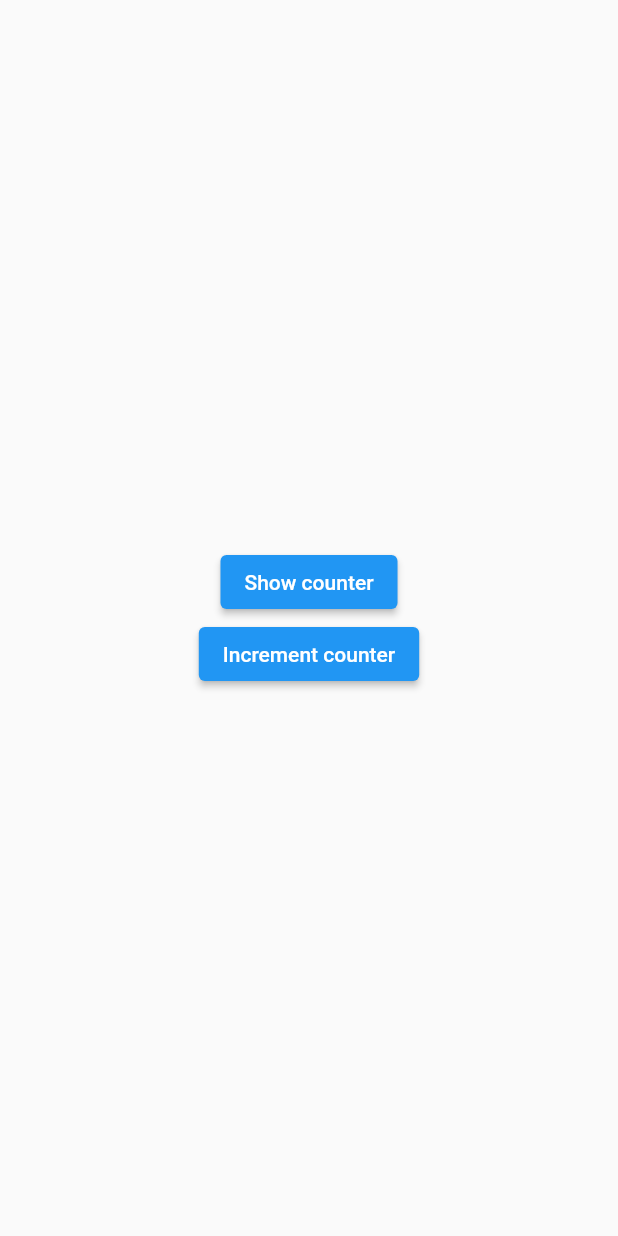
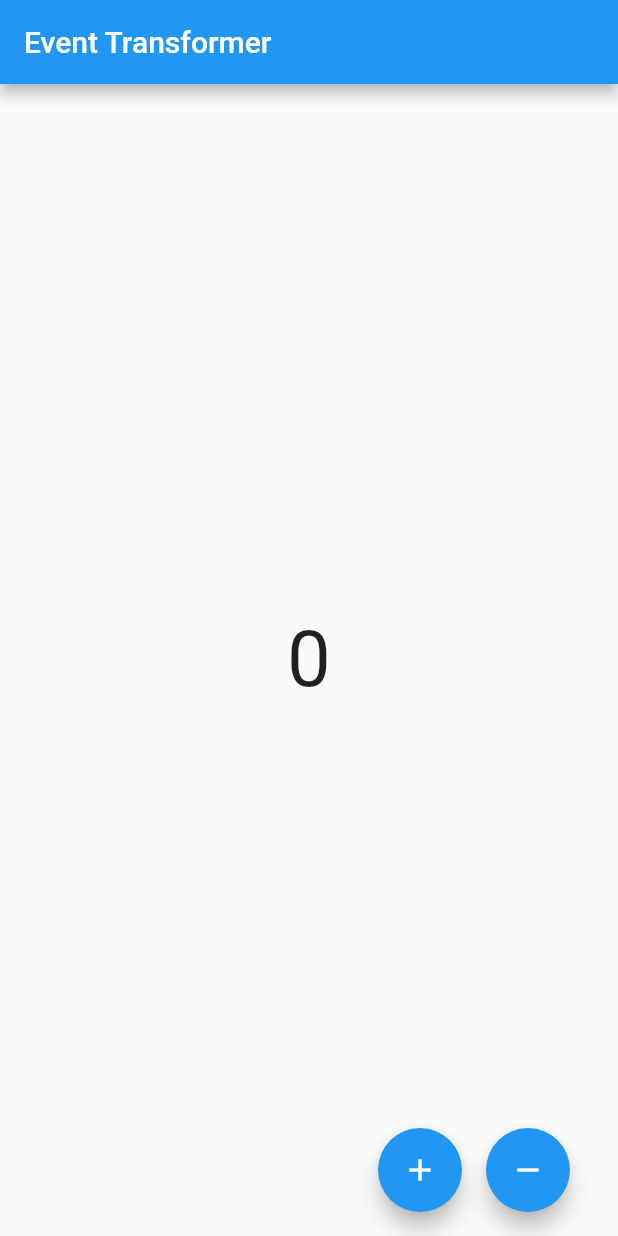
Before and after one commit to a01r066/flutter_bloc_demo, a Flutter app: the screen it shows after launch, on a phone screen of 412 x 824 dp. Run offline on Flutter 3.47's test engine with Material 2 defaults, Android fonts, the phone set to English and light mode, and no system bars; our stand-ins replace bloc, bloc_concurrency, equatable, flutter_bloc.

Commit message:
Event transformer

```diff
--- a/lib/app_widget.dart
+++ b/lib/app_widget.dart
@@ -2,6 +2,7 @@ import 'package:bloc_demo/blocs/bloc2bloc/bloc_color_increment_page.dart';
 import 'package:bloc_demo/blocs/bloc2bloc_BlocListener/blcolor_increment_page.dart';
 import 'package:bloc_demo/blocs/bloc_access_context/bac_increment_page.dart';
 import 'package:bloc_demo/blocs/counter/bloc_counter.dart';
+import 'package:bloc_demo/blocs/event_transformer/evt_counter_page.dart';
 import 'package:bloc_demo/blocs/theme/theme_page.dart';
 import 'package:bloc_demo/cubits/cubit2cubit/color_increment_page.dart';
 import 'package:bloc_demo/cubits/cubit2cubit_bloclistener/cb_color_increment_page.dart';
@@ -14,8 +15,11 @@ import 'blocs/counter/bloc_counter_page.dart';
 class AppWidget extends StatelessWidget {
   @override
   Widget build(BuildContext context) {
+    // Event transformer
+    return EvtCounterPage();
+
     // Bloc Access Named Route
-    return BanrIncrementPage();
+    // return BanrIncrementPage();
 
     // Bloc Access Anonymous Route
     // return BaarcIncrementPage();
--- a/lib/blocs/bloc_access_named_route/banr_increment_page.dart
+++ b/lib/blocs/bloc_access_named_route/banr_increment_page.dart
@@ -21,15 +21,35 @@ class _BanrIncrementPageState extends State<BanrIncrementPage> {
   Widget build(BuildContext context) {
     return MaterialApp(
       title: "Named Route",
-      routes: {
-        '/': (context) => BlocProvider.value(
-              value: incrementBloc,
-              child: const BanrIncrementWidget(),
-            ),
-        '/counter': (context) => BlocProvider.value(
-              value: incrementBloc,
-              child: const BanrCounterpage(),
-            ),
+      // routes: {
+      //   '/': (context) => BlocProvider.value(
+      //         value: incrementBloc,
+      //         child: const BanrIncrementWidget(),
+      //       ),
+      //   '/counter': (context) => BlocProvider.value(
+      //         value: incrementBloc,
+      //         child: const BanrCounterpage(),
+      //       ),
+      // },
+      onGenerateRoute: (RouteSettings setting){
+        switch(setting.name){
+          case '/':
+            return MaterialPageRoute(builder: (context){
+              return BlocProvider.value(
+                value: incrementBloc,
+                child: const BanrIncrementWidget(),
+              );
+            });
+          case '/counter':
+            return MaterialPageRoute(builder: (context){
+              return BlocProvider.value(
+                value: incrementBloc,
+                child: const BanrCounterpage(),
+              );
+            });
+          default:
+            return null;
+        }
       },
     );
   }
--- /dev/null
+++ b/lib/blocs/event_transformer/evt_counter_bloc.dart
@@ -0,0 +1,36 @@
+import 'dart:async';
+
+import 'package:bloc/bloc.dart';
+import 'package:bloc_concurrency/bloc_concurrency.dart';
+import 'package:equatable/equatable.dart';
+import 'package:flutter/foundation.dart';
+
+part 'evt_counter_event.dart';
+
+part 'evt_counter_state.dart';
+
+class EvtCounterBloc extends Bloc<EvtCounterEvent, EvtCounterState> {
+  EvtCounterBloc() : super(EvtCounterState.initial()) {
+    // on<IncrementEvtCounterEvent>(_incrementEvt, transformer: sequential());
+    // on<DecrementEvtCounterEvent>(_decrementEvt, transformer: sequential());
+
+    // Event transformer
+    on<EvtCounterEvent>((event, emit) async {
+      if (event is IncrementEvtCounterEvent) {
+        await _incrementEvt(event, emit);
+      } else if (event is DecrementEvtCounterEvent) {
+        await _decrementEvt(event, emit);
+      }
+    }, transformer: sequential());
+  }
+
+  Future<void> _incrementEvt(event, emit) async {
+    await Future.delayed(const Duration(seconds: 4));
+    emit(state.copyWith(increment: state.increment + 1));
+  }
+
+  Future<void> _decrementEvt(event, emit) async {
+    await Future.delayed(const Duration(seconds: 2));
+    emit(state.copyWith(increment: state.increment - 1));
+  }
+}
--- /dev/null
+++ b/lib/blocs/event_transformer/evt_counter_event.dart
@@ -0,0 +1,12 @@
+part of 'evt_counter_bloc.dart';
+
+abstract class EvtCounterEvent extends Equatable {
+  const EvtCounterEvent();
+
+  @override
+  // TODO: implement props
+  List<Object?> get props => [];
+}
+
+class IncrementEvtCounterEvent extends EvtCounterEvent {}
+class DecrementEvtCounterEvent extends EvtCounterEvent {}
--- /dev/null
+++ b/lib/blocs/event_transformer/evt_counter_page.dart
@@ -0,0 +1,59 @@
+import 'package:bloc_demo/blocs/event_transformer/evt_counter_bloc.dart';
+import 'package:flutter/material.dart';
+import 'package:flutter_bloc/flutter_bloc.dart';
+
+class EvtCounterPage extends StatelessWidget {
+  @override
+  Widget build(BuildContext context) {
+    return BlocProvider<EvtCounterBloc>(
+      create: (context) => EvtCounterBloc(),
+      child: MaterialApp(
+        title: 'Material App',
+        home: Scaffold(
+          appBar: AppBar(
+            title: Text('Event Transformer'),
+          ),
+          body: EvtCounterWidget(),
+          floatingActionButton: Builder(
+            builder: (context) {
+              return Container(
+                padding: EdgeInsets.symmetric(horizontal: 16.0),
+                child: Row(
+                  mainAxisAlignment: MainAxisAlignment.end,
+                  children: [
+                    FloatingActionButton(onPressed: () {
+                      context.read<EvtCounterBloc>().add(IncrementEvtCounterEvent());
+                    },
+                      child: Icon(Icons.add),),
+                    SizedBox(width: 16.0,),
+                    FloatingActionButton(onPressed: () {
+                      context.read<EvtCounterBloc>().add(DecrementEvtCounterEvent());
+                    },
+                      child: Icon(Icons.remove),),
+                  ],
+                ),
+              );
+            }
+          ),
+        ),
+      ),
+    );
+  }
+}
+
+class EvtCounterWidget extends StatelessWidget {
+  const EvtCounterWidget({
+    Key? key,
+  }) : super(key: key);
+
+  @override
+  Widget build(BuildContext context) {
+    return BlocBuilder<EvtCounterBloc, EvtCounterState>(
+      builder: (context, state) {
+        return Center(
+          child: Text("${state.increment}", style: TextStyle(fontSize: 52.0),),
+        );
+      },
+    );
+  }
+}
--- /dev/null
+++ b/lib/blocs/event_transformer/evt_counter_state.dart
@@ -0,0 +1,23 @@
+part of 'evt_counter_bloc.dart';
+
+class EvtCounterState extends Equatable {
+  const EvtCounterState({ required this.increment });
+
+  final int increment;
+
+  @override
+  List<Object> get props => [increment];
+
+  @override
+  String toString() {
+    return "EvtCounterState(increment: $increment)";
+  }
+
+  factory EvtCounterState.initial(){
+    return const EvtCounterState(increment: 0);
+  }
+
+  EvtCounterState copyWith({ int? increment }){
+    return EvtCounterState(increment: increment ?? this.increment);
+  }
+}
--- a/pubspec.yaml
+++ b/pubspec.yaml
@@ -16,6 +16,7 @@ dependencies:
   equatable: ^2.0.3
   flutter_bloc: ^8.0.1
   rename: ^2.0.1
+  bloc_concurrency: ^0.2.0
 
 dev_dependencies:
   flutter_test:
```
Also changed, not shown: pubspec.lock.
